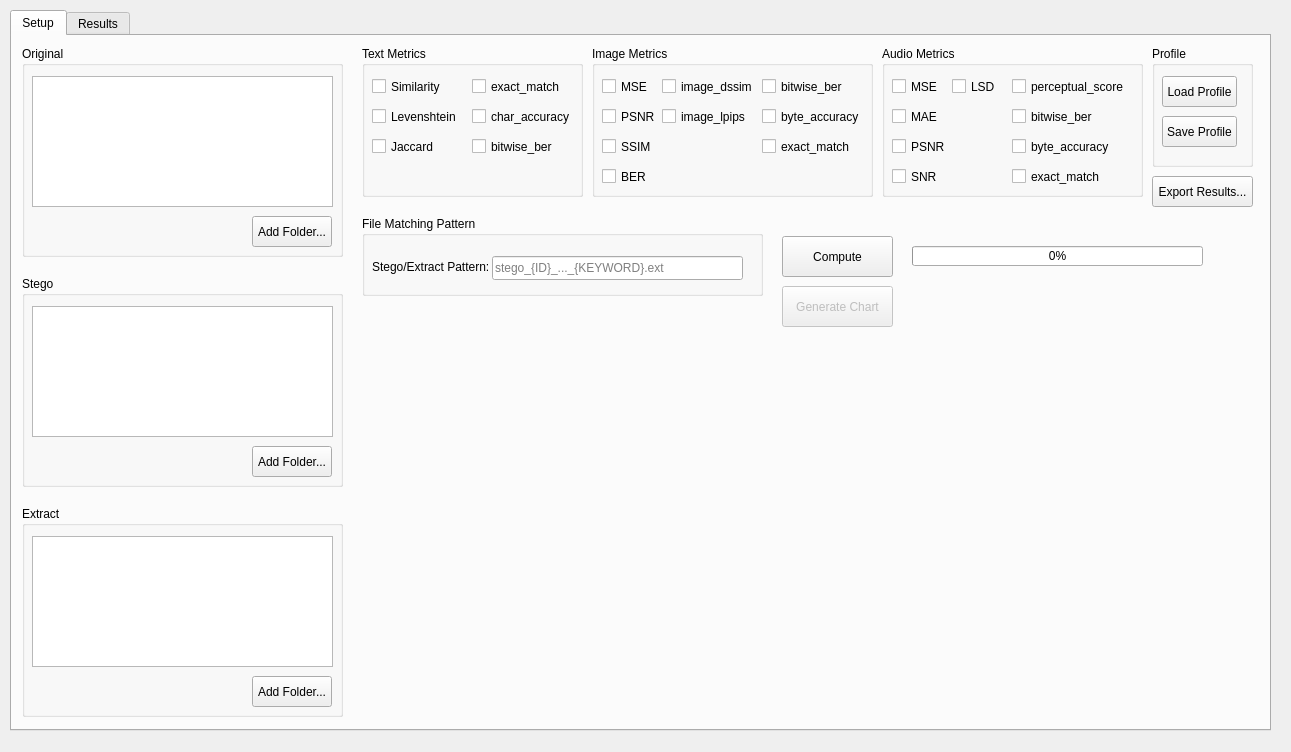
The window that form.ui (umitkrkmz/StegoTester) describes before a commit, drawn with Qt 5.
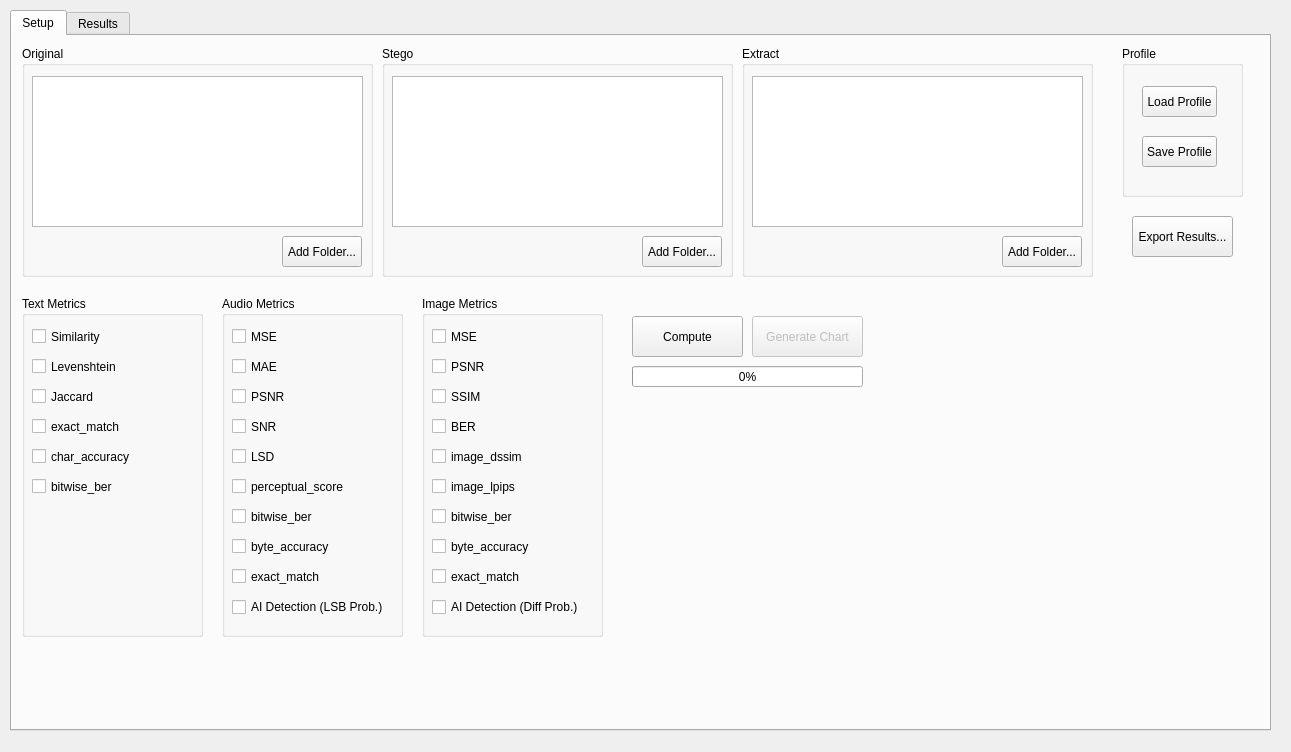
The same window after the commit. Custom widgets are drawn as their Qt base class.

Commit message: feat: Release v3.0 - AI Detection, Smart Matching & New UI

Patch:
```diff
--- a/form.ui
+++ b/form.ui
@@ -36,10 +36,10 @@
      <widget class="QGroupBox" name="grb_extract">
       <property name="geometry">
        <rect>
-        <x>10</x>
-        <y>470</y>
-        <width>321</width>
-        <height>211</height>
+        <x>730</x>
+        <y>10</y>
+        <width>351</width>
+        <height>231</height>
        </rect>
       </property>
       <property name="title">
@@ -50,16 +50,16 @@
         <rect>
          <x>10</x>
          <y>30</y>
-         <width>301</width>
-         <height>131</height>
+         <width>331</width>
+         <height>151</height>
         </rect>
        </property>
       </widget>
       <widget class="QPushButton" name="btn_add_folder_extract">
        <property name="geometry">
         <rect>
-         <x>230</x>
-         <y>170</y>
+         <x>260</x>
+         <y>190</y>
          <width>80</width>
          <height>31</height>
         </rect>
@@ -72,10 +72,10 @@
      <widget class="QGroupBox" name="grb_stego">
       <property name="geometry">
        <rect>
-        <x>10</x>
-        <y>240</y>
-        <width>321</width>
-        <height>211</height>
+        <x>370</x>
+        <y>10</y>
+        <width>351</width>
+        <height>231</height>
        </rect>
       </property>
       <property name="title">
@@ -86,16 +86,16 @@
         <rect>
          <x>10</x>
          <y>30</y>
-         <width>301</width>
-         <height>131</height>
+         <width>331</width>
+         <height>151</height>
         </rect>
        </property>
       </widget>
       <widget class="QPushButton" name="btn_add_folder_stego">
        <property name="geometry">
         <rect>
-         <x>230</x>
-         <y>170</y>
+         <x>260</x>
+         <y>190</y>
          <width>80</width>
          <height>31</height>
         </rect>
@@ -110,8 +110,8 @@
        <rect>
         <x>10</x>
         <y>10</y>
-        <width>321</width>
-        <height>211</height>
+        <width>351</width>
+        <height>231</height>
        </rect>
       </property>
       <property name="title">
@@ -122,16 +122,16 @@
         <rect>
          <x>10</x>
          <y>30</y>
-         <width>301</width>
-         <height>131</height>
+         <width>331</width>
+         <height>151</height>
         </rect>
        </property>
       </widget>
       <widget class="QPushButton" name="btn_add_folder_original">
        <property name="geometry">
         <rect>
-         <x>230</x>
-         <y>170</y>
+         <x>260</x>
+         <y>190</y>
          <width>80</width>
          <height>31</height>
         </rect>
@@ -144,10 +144,10 @@
      <widget class="QGroupBox" name="grb_text_metrics">
       <property name="geometry">
        <rect>
-        <x>350</x>
-        <y>10</y>
-        <width>221</width>
-        <height>151</height>
+        <x>10</x>
+        <y>260</y>
+        <width>181</width>
+        <height>341</height>
        </rect>
       </property>
       <property name="title">
@@ -195,8 +195,8 @@
       <widget class="QCheckBox" name="chk_text_exact_match">
        <property name="geometry">
         <rect>
-         <x>110</x>
-         <y>30</y>
+         <x>10</x>
+         <y>120</y>
          <width>91</width>
          <height>21</height>
         </rect>
@@ -208,8 +208,8 @@
       <widget class="QCheckBox" name="chk_text_char_accuracy">
        <property name="geometry">
         <rect>
-         <x>110</x>
-         <y>60</y>
+         <x>10</x>
+         <y>150</y>
          <width>101</width>
          <height>21</height>
         </rect>
@@ -221,8 +221,8 @@
       <widget class="QCheckBox" name="chk_text_bitwise_ber">
        <property name="geometry">
         <rect>
-         <x>110</x>
-         <y>90</y>
+         <x>10</x>
+         <y>180</y>
          <width>81</width>
          <height>21</height>
         </rect>
@@ -235,10 +235,10 @@
      <widget class="QGroupBox" name="grb_image_metrics">
       <property name="geometry">
        <rect>
-        <x>580</x>
-        <y>10</y>
-        <width>281</width>
-        <height>151</height>
+        <x>410</x>
+        <y>260</y>
+        <width>181</width>
+        <height>341</height>
        </rect>
       </property>
       <property name="title">
@@ -299,8 +299,8 @@
       <widget class="QCheckBox" name="chk_image_dssim">
        <property name="geometry">
         <rect>
-         <x>70</x>
-         <y>30</y>
+         <x>10</x>
+         <y>150</y>
          <width>91</width>
          <height>21</height>
         </rect>
@@ -312,8 +312,8 @@
       <widget class="QCheckBox" name="chk_image_lpips">
        <property name="geometry">
         <rect>
-         <x>70</x>
-         <y>60</y>
+         <x>10</x>
+         <y>180</y>
          <width>91</width>
          <height>21</height>
         </rect>
@@ -325,8 +325,8 @@
       <widget class="QCheckBox" name="chk_image_bitwise_ber">
        <property name="geometry">
         <rect>
-         <x>170</x>
-         <y>30</y>
+         <x>10</x>
+         <y>210</y>
          <width>81</width>
          <height>21</height>
         </rect>
@@ -338,8 +338,8 @@
       <widget class="QCheckBox" name="chk_image_byte_accuracy">
        <property name="geometry">
         <rect>
-         <x>170</x>
-         <y>60</y>
+         <x>10</x>
+         <y>240</y>
          <width>101</width>
          <height>21</height>
         </rect>
@@ -351,8 +351,8 @@
       <widget class="QCheckBox" name="chk_image_exact_match">
        <property name="geometry">
         <rect>
-         <x>170</x>
-         <y>90</y>
+         <x>10</x>
+         <y>270</y>
          <width>91</width>
          <height>21</height>
         </rect>
@@ -361,14 +361,27 @@
         <string>exact_match</string>
        </property>
       </widget>
+      <widget class="QCheckBox" name="chk_img_ai">
+       <property name="geometry">
+        <rect>
+         <x>10</x>
+         <y>300</y>
+         <width>151</width>
+         <height>22</height>
+        </rect>
+       </property>
+       <property name="text">
+        <string>AI Detection (Diff Prob.)</string>
+       </property>
+      </widget>
      </widget>
      <widget class="QGroupBox" name="grb_audio_metrics">
       <property name="geometry">
        <rect>
-        <x>870</x>
-        <y>10</y>
-        <width>261</width>
-        <height>151</height>
+        <x>210</x>
+        <y>260</y>
+        <width>181</width>
+        <height>341</height>
        </rect>
       </property>
       <property name="title">
@@ -429,8 +442,8 @@
       <widget class="QCheckBox" name="chk_audio_lsd">
        <property name="geometry">
         <rect>
-         <x>70</x>
-         <y>30</y>
+         <x>10</x>
+         <y>150</y>
          <width>81</width>
          <height>21</height>
         </rect>
@@ -442,8 +455,8 @@
       <widget class="QCheckBox" name="chk_audio_perceptual_score">
        <property name="geometry">
         <rect>
-         <x>130</x>
-         <y>30</y>
+         <x>10</x>
+         <y>180</y>
          <width>121</width>
          <height>21</height>
         </rect>
@@ -455,8 +468,8 @@
       <widget class="QCheckBox" name="chk_audio_bitwise_ber">
        <property name="geometry">
         <rect>
-         <x>130</x>
-         <y>60</y>
+         <x>10</x>
+         <y>210</y>
          <width>121</width>
          <height>21</height>
         </rect>
@@ -468,8 +481,8 @@
       <widget class="QCheckBox" name="chk_audio_byte_accuracy">
        <property name="geometry">
         <rect>
-         <x>130</x>
-         <y>90</y>
+         <x>10</x>
+         <y>240</y>
          <width>121</width>
          <height>21</height>
         </rect>
@@ -481,8 +494,8 @@
       <widget class="QCheckBox" name="chk_audio_exact_match">
        <property name="geometry">
         <rect>
-         <x>130</x>
-         <y>120</y>
+         <x>10</x>
+         <y>270</y>
          <width>121</width>
          <height>21</height>
         </rect>
@@ -491,6 +504,19 @@
         <string>exact_match</string>
        </property>
       </widget>
+      <widget class="QCheckBox" name="chk_aud_ai">
+       <property name="geometry">
+        <rect>
+         <x>10</x>
+         <y>300</y>
+         <width>151</width>
+         <height>22</height>
+        </rect>
+       </property>
+       <property name="text">
+        <string>AI Detection (LSB Prob.)</string>
+       </property>
+      </widget>
      </widget>
      <widget class="QPushButton" name="btn_generate_chart">
       <property name="enabled">
@@ -498,8 +524,8 @@
       </property>
       <property name="geometry">
        <rect>
-        <x>770</x>
-        <y>250</y>
+        <x>740</x>
+        <y>280</y>
         <width>111</width>
         <height>41</height>
        </rect>
@@ -511,8 +537,8 @@
      <widget class="QPushButton" name="btn_compute">
       <property name="geometry">
        <rect>
-        <x>770</x>
-        <y>200</y>
+        <x>620</x>
+        <y>280</y>
         <width>111</width>
         <height>41</height>
        </rect>
@@ -524,10 +550,10 @@
      <widget class="QProgressBar" name="progressBar">
       <property name="geometry">
        <rect>
-        <x>900</x>
-        <y>210</y>
-        <width>291</width>
-        <height>20</height>
+        <x>620</x>
+        <y>330</y>
+        <width>231</width>
+        <height>21</height>
        </rect>
       </property>
       <property name="value">
@@ -537,10 +563,10 @@
      <widget class="QGroupBox" name="groupBox">
       <property name="geometry">
        <rect>
-        <x>1140</x>
+        <x>1110</x>
         <y>10</y>
-        <width>101</width>
-        <height>121</height>
+        <width>121</width>
+        <height>151</height>
        </rect>
       </property>
       <property name="title">
@@ -549,8 +575,8 @@
       <widget class="QPushButton" name="btn_load_profile">
        <property name="geometry">
         <rect>
-         <x>10</x>
-         <y>30</y>
+         <x>20</x>
+         <y>40</y>
          <width>75</width>
          <height>31</height>
         </rect>
@@ -562,8 +588,8 @@
       <widget class="QPushButton" name="btn_save_profile">
        <property name="geometry">
         <rect>
-         <x>10</x>
-         <y>70</y>
+         <x>20</x>
+         <y>90</y>
          <width>75</width>
          <height>31</height>
         </rect>
@@ -576,54 +602,15 @@
      <widget class="QPushButton" name="btn_export_report">
       <property name="geometry">
        <rect>
-        <x>1140</x>
-        <y>140</y>
-        <width>101</width>
-        <height>31</height>
-       </rect>
-      </property>
-      <property name="text">
-       <string>Export Results...</string>
-      </property>
-     </widget>
-     <widget class="QGroupBox" name="groupBox_2">
-      <property name="geometry">
-       <rect>
-        <x>350</x>
+        <x>1120</x>
         <y>180</y>
-        <width>401</width>
-        <height>80</height>
+        <width>101</width>
+        <height>41</height>
        </rect>
       </property>
-      <property name="title">
-       <string>File Matching Pattern</string>
+      <property name="text">
+       <string>Export Results...</string>
       </property>
-      <widget class="QLabel" name="label">
-       <property name="geometry">
-        <rect>
-         <x>10</x>
-         <y>40</y>
-         <width>121</width>
-         <height>21</height>
-        </rect>
-       </property>
-       <property name="text">
-        <string>Stego/Extract Pattern:</string>
-       </property>
-      </widget>
-      <widget class="QLineEdit" name="txt_file_pattern">
-       <property name="geometry">
-        <rect>
-         <x>130</x>
-         <y>40</y>
-         <width>251</width>
-         <height>24</height>
-        </rect>
-       </property>
-       <property name="placeholderText">
-        <string>stego_{ID}_..._{KEYWORD}.ext</string>
-       </property>
-      </widget>
      </widget>
     </widget>
     <widget class="QWidget" name="tab_2">
```
The commit also changes 16 other files.
